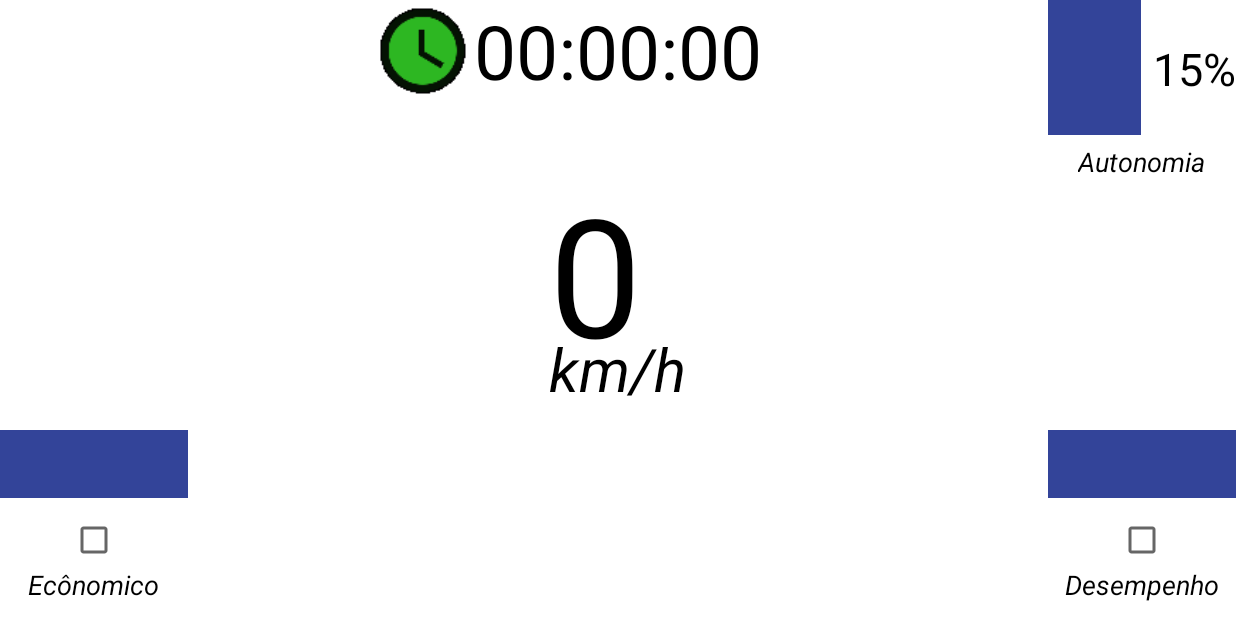
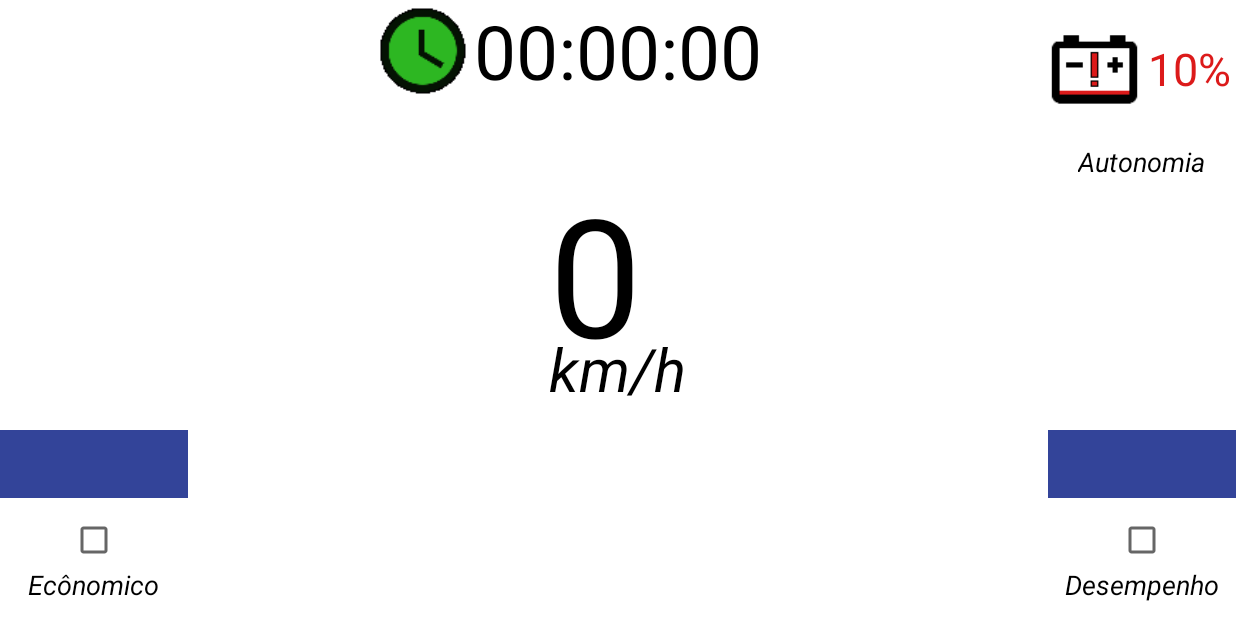
Before and after one commit to filipeborges/DriftKart, an Android app: the screen it shows after launch (MainActivity), on a phone screen of 824 x 412 dp (held sideways). Run offline under Robolectric (Android 15) with nearby library versions, the light colour scheme and no system bars.

Commit message:
Added battery layout

```diff
--- a/DriftKartApp/app/build.gradle
+++ b/DriftKartApp/app/build.gradle
@@ -28,7 +28,7 @@ jacoco {
     version "0.7.1.201405082137"
     toolVersion "0.7.1.201405082137"
 }
-task jacocoTestReport(type: JacocoReport, dependsOn: "testDebugUnitTest") {
+task jacoco(type: JacocoReport, dependsOn: "testDebugUnitTest") {
     group = "Reporting"
     description = "Generate Jacoco coverage reports after running tests."
     reports {
--- a/DriftKartApp/app/src/main/java/br/unb/integration_project/driftkartapp/MainActivity.java
+++ b/DriftKartApp/app/src/main/java/br/unb/integration_project/driftkartapp/MainActivity.java
@@ -8,6 +8,7 @@ import android.os.Looper;
 import android.support.v7.app.AppCompatActivity;
 import android.os.Bundle;
 import android.view.View;
+import android.view.WindowManager;
 import android.widget.ImageView;
 import android.widget.TextView;
 import android.widget.Toast;
@@ -25,6 +26,9 @@ public class MainActivity extends AppCompatActivity {
     private AlertDialog searchDialog;
     private TextView timerTextView;
     private TextView speedTextView;
+    private int lastBatteryCharge = -1;
+    private ImageView batteryImageView;
+    private TextView batteryValueTextView;
     private Calendar timerCalendar = Calendar.getInstance();
     private String incrementedFmtTime;
     private Timer timer;
@@ -55,6 +59,8 @@ public class MainActivity extends AppCompatActivity {
         setContentView(R.layout.activity_main);
 
         timerCalendar.clear();
+        batteryImageView = (ImageView)findViewById(R.id.batteryImageView);
+        batteryValueTextView = (TextView)findViewById(R.id.batteryValueTextView);
         timerImageView = (ImageView)findViewById(R.id.timerImageView);
         timerImageView.setOnClickListener(timerImgListener);
         timerTextView = (TextView)findViewById(R.id.timerTextView);
@@ -62,6 +68,7 @@ public class MainActivity extends AppCompatActivity {
 
         prepareDeviceCommunication = new PrepareDeviceCommunication(this);
         prepareDeviceCommunication.establishBluetoothConnection();
+    //    hideNavBar();
     }
 
     @Override
@@ -73,6 +80,40 @@ public class MainActivity extends AppCompatActivity {
             finish();
         }
     }
+
+    public void hideNavBar() {
+        final View decorView = getWindow().getDecorView();
+        decorView.setOnSystemUiVisibilityChangeListener(new View.OnSystemUiVisibilityChangeListener() {
+            @Override
+            public void onSystemUiVisibilityChange(int visibility) {
+                if(visibility != View.SYSTEM_UI_FLAG_HIDE_NAVIGATION) {
+                    decorView.setSystemUiVisibility(View.SYSTEM_UI_FLAG_HIDE_NAVIGATION);
+                }
+            }
+        });
+        decorView.setSystemUiVisibility(View.SYSTEM_UI_FLAG_HIDE_NAVIGATION);
+    }
+
+    /*@Override
+    public void onResume() {
+        super.onResume();
+        final View decorView = getWindow().getDecorView();
+        final int uiOptions = View.SYSTEM_UI_FLAG_FULLSCREEN | View.SYSTEM_UI_FLAG_HIDE_NAVIGATION;
+        decorView.setOnSystemUiVisibilityChangeListener
+                (new View.OnSystemUiVisibilityChangeListener() {
+                    @Override
+                    public void onSystemUiVisibilityChange(int visibility) {
+                        if (visibility != uiOptions) {
+                            // The system bars are visible.
+                            View decorView = getWindow().getDecorView();
+                            decorView.setSystemUiVisibility(uiOptions);
+                        }else {
+                            View decorView = getWindow().getDecorView();
+                        }
+                    }
+                });
+        decorView.setSystemUiVisibility(uiOptions);
+    }*/
 
     @Override
     protected void onDestroy() {
@@ -159,6 +200,43 @@ public class MainActivity extends AppCompatActivity {
         Toast.makeText(this, pMessage, Toast.LENGTH_LONG).show();
     }
 
+    public void setBattery(int pBatteryCharge) {
+        //TODO: XML layout cannot have android:src image setted.
+        //TODO: Set the real image reference on "batteryLayout".
+        int batteryLayout, currentBatteryCharge = 0;
+        if(90 < pBatteryCharge && pBatteryCharge <=100) {
+            //batteryLayout = 100;
+            currentBatteryCharge = 100;
+        }else if(80 < pBatteryCharge && pBatteryCharge <=90) {
+            //batteryLayout = 90;
+            currentBatteryCharge = 90;
+        }else if(60 < pBatteryCharge && pBatteryCharge <=80) {
+            //batteryLayout = 80;
+            currentBatteryCharge = 80;
+        }else if(50 < pBatteryCharge && pBatteryCharge <=60) {
+            //batteryLayout = 60;
+            currentBatteryCharge = 60;
+        }else if(30 < pBatteryCharge && pBatteryCharge <=50) {
+            //batteryLayout = 50;
+            currentBatteryCharge = 50;
+        }else if(20 < pBatteryCharge && pBatteryCharge <=30) {
+            //batteryLayout = 30;
+            currentBatteryCharge = 30;
+        }else if(10 < pBatteryCharge && pBatteryCharge <=20) {
+            //batteryLayout = 20;
+            currentBatteryCharge = 20;
+        }else if(pBatteryCharge <=10) {
+            //batteryLayout = 10;
+            currentBatteryCharge = 10;
+        }
+
+        if(lastBatteryCharge != currentBatteryCharge) {
+         //   batteryImageView.setImageResource(batteryLayout);
+            lastBatteryCharge = currentBatteryCharge;
+        }
+        batteryValueTextView.setText(String.valueOf(pBatteryCharge));
+    }
+
     public void showEnableBluetoothDialog(String pIntentAction) {
         Intent intent = new Intent(pIntentAction);
         startActivityForResult(intent, 1);
--- a/DriftKartApp/app/src/main/java/br/unb/integration_project/driftkartapp/SensorDataHandling.java
+++ b/DriftKartApp/app/src/main/java/br/unb/integration_project/driftkartapp/SensorDataHandling.java
@@ -26,10 +26,15 @@ public class SensorDataHandling {
                 int[] readedData = btConnection.getDataArray();
                 int lowByte = readedData[0];
                 int highByte = readedData[1] << 8;
+                //Give permission to readData() to read next bytes of data.
+                btConnection.setCanWriteToArray(true);
                 int dataReaded = highByte | lowByte;
+                //TODO: Test this before.
+                //TODO: Verify if buffer data is from SPEED or BATTERY.
                 mainActivity.setSpeed(String.valueOf(dataReaded));
             }
         };
         btConnection.readData(2, uiHandler, dataReadedNotification, null, true);
     }
+
 }
--- a/DriftKartApp/app/src/main/res/layout/battery_layout.xml
+++ b/DriftKartApp/app/src/main/res/layout/battery_layout.xml
@@ -10,7 +10,7 @@
         android:id="@+id/batteryImageView"
         android:layout_width="62dp"
         android:layout_height="90dp"
-        style="@style/imageViewMockStyle"/>
+        style="@style/batteryImageViewStyle"/>
 
     <TextView
         android:id="@+id/batteryTextView"
@@ -28,7 +28,8 @@
         android:layout_height="wrap_content"
         android:layout_alignParentRight="true"
         android:layout_marginTop="25dp"
-        android:text="15%"
-        style="@style/sensorValueDefaultStyle" />
+        android:layout_marginRight="3dp"
+        android:text="10%"
+        style="@style/batteryValueTextViewStyle" />
 
 </RelativeLayout>
--- a/DriftKartApp/app/src/main/res/values/colors.xml
+++ b/DriftKartApp/app/src/main/res/values/colors.xml
@@ -2,4 +2,6 @@
 <resources>
     <color name="background_color">#FFF</color>
     <color name="text_color">#000</color>
+    <color name="battery_low">#dc1a1a</color>
+    <color name="battery_high">#2db722</color>
 </resources>
--- a/DriftKartApp/app/src/main/res/values/styles.xml
+++ b/DriftKartApp/app/src/main/res/values/styles.xml
@@ -3,6 +3,7 @@
     <!-- Base application theme. -->
     <style name="AppTheme" parent="Theme.AppCompat.Light.NoActionBar">
         <!-- Customize your theme here. -->
+        <item name="android:windowFullscreen">true</item>
     </style>
 
     <!-- global styles -->
@@ -20,6 +21,16 @@
         <item name="android:textSize">30sp</item>
         <item name="android:textColor">@color/text_color</item>
     </style>
+
+    <!-- battery_layout -->
+    <style name="batteryImageViewStyle">
+        <item name="android:src">@drawable/battery_10</item>
+    </style>
+    <style name="batteryValueTextViewStyle">
+        <item name="android:textSize">30sp</item>
+        <item name="android:textColor">@color/battery_low</item>
+    </style>
+
 
     <!-- timer_layout -->
     <style name="timerTextViewStyle">
```
Also changed, not shown: DriftKartApp/app/src/main/java/br/unb/integration_project/driftkartapp/BluetoothConnection.java (+16 -3 lines), DriftKartApp/app/src/main/res/drawable-hdpi/battery_10.png (added), DriftKartApp/app/src/main/res/drawable-mdpi/battery_10.png (added), DriftKartApp/app/src/main/res/drawable-xhdpi/battery_10.png (added), DriftKartApp/app/src/main/res/drawable-xxhdpi/battery_10.png (added).
